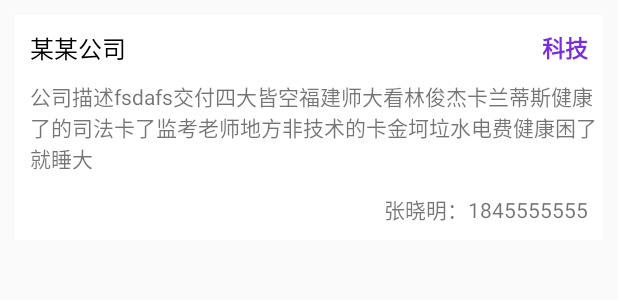
After one commit to zhuandian/IndoorManager, an Android app: the layout item_company.xml on its own in the app's theme, with its tools: preview values and no code run, on a phone screen of 412 x 824 dp. The commit adds this screen. Shown: the top 300 px of the screen. Run offline under Robolectric (Android 15) with nearby library versions, the phone set to English and light mode, and no system bars.

Commit message:
企业服务搜索

```diff
--- a/app/src/main/AndroidManifest.xml
+++ b/app/src/main/AndroidManifest.xml
@@ -33,7 +33,8 @@
         </activity>
         <activity android:name=".business.login.LoginActivity" />
         <activity android:name=".business.login.UserRegisterActivity" />
-        <activity android:name=".business.PayActivity"></activity>
+        <activity android:name=".business.PayActivity" />
+        <activity android:name=".business.CompanyServeActivity"></activity>
     </application>
 
 </manifest>
--- a/app/src/main/java/com/zhuandian/indoormanager/MainActivity.java
+++ b/app/src/main/java/com/zhuandian/indoormanager/MainActivity.java
@@ -6,6 +6,7 @@ import android.os.Bundle;
 import android.view.View;
 
 import com.zhuandian.indoormanager.base.BaseActivity;
+import com.zhuandian.indoormanager.business.CompanyServeActivity;
 import com.zhuandian.indoormanager.business.PayActivity;
 
 import butterknife.ButterKnife;
@@ -36,6 +37,7 @@ public class MainActivity extends BaseActivity {
                 startActivity(new Intent(MainActivity.this, PayActivity.class));
                 break;
             case R.id.tv_business_service:
+                startActivity(new Intent(MainActivity.this, CompanyServeActivity.class));
                 break;
         }
     }
--- a/app/src/main/java/com/zhuandian/indoormanager/utils/Constant.java
+++ b/app/src/main/java/com/zhuandian/indoormanager/utils/Constant.java
@@ -6,5 +6,5 @@ package com.zhuandian.indoormanager.utils;
  * data：2018/12/28
  */
 public class Constant {
-    public static final String APP_ID="00d13d393b35eac7e23c3077d1c787ca";
+    public static final String APP_ID="3b3a8173f7d02cc1222afb432eee0868";
 }
--- /dev/null
+++ b/app/src/main/res/layout/item_company.xml
@@ -0,0 +1,48 @@
+<?xml version="1.0" encoding="utf-8"?>
+<RelativeLayout xmlns:android="http://schemas.android.com/apk/res/android"
+    xmlns:tools="http://schemas.android.com/tools"
+    android:layout_width="match_parent"
+    android:layout_height="150dp"
+    android:layout_margin="10dp"
+    android:background="@color/white">
+
+    <TextView
+        android:id="@+id/tv_company_name"
+        android:layout_width="wrap_content"
+        android:layout_height="wrap_content"
+        android:padding="10dp"
+        android:textColor="#000"
+        android:textSize="16sp"
+        tools:text="某某公司" />
+
+    <TextView
+        android:id="@+id/tv_company_category"
+        android:layout_width="wrap_content"
+        android:layout_height="wrap_content"
+        android:layout_alignParentRight="true"
+        android:layout_margin="10dp"
+        android:textColor="@color/colorPrimary"
+        android:textSize="15sp"
+        android:textStyle="bold"
+        tools:text="科技" />
+
+    <TextView
+        android:id="@+id/tv_company_desc"
+        android:layout_width="match_parent"
+        android:layout_height="wrap_content"
+        android:layout_below="@+id/tv_company_name"
+        android:layout_marginLeft="10dp"
+        android:ellipsize="end"
+        android:maxLines="3"
+        android:textSize="14sp"
+        tools:text="公司描述fsdafs交付四大皆空福建师大看林俊杰卡兰蒂斯健康了的司法卡了监考老师地方非技术的卡金坷垃水电费健康困了就睡大" />
+
+    <TextView
+        android:id="@+id/tv_contact"
+        android:layout_width="wrap_content"
+        android:layout_height="wrap_content"
+        android:layout_alignParentRight="true"
+        android:layout_alignParentBottom="true"
+        android:layout_margin="10dp"
+        tools:text="张晓明：1845555555" />
+</RelativeLayout>
```
Also changed, not shown: app/src/main/java/com/zhuandian/indoormanager/CompanyAdapter.java (added, +48 -0 lines), app/src/main/java/com/zhuandian/indoormanager/business/CompanyServeActivity.java (added, +73 -0 lines), app/src/main/java/com/zhuandian/indoormanager/entity/CompanyEntity.java (added, +65 -0 lines), app/src/main/res/layout/activity_company_serve.xml (added, +21 -0 lines), app/src/main/res/values/arrays.xml (+11 -0 lines).
